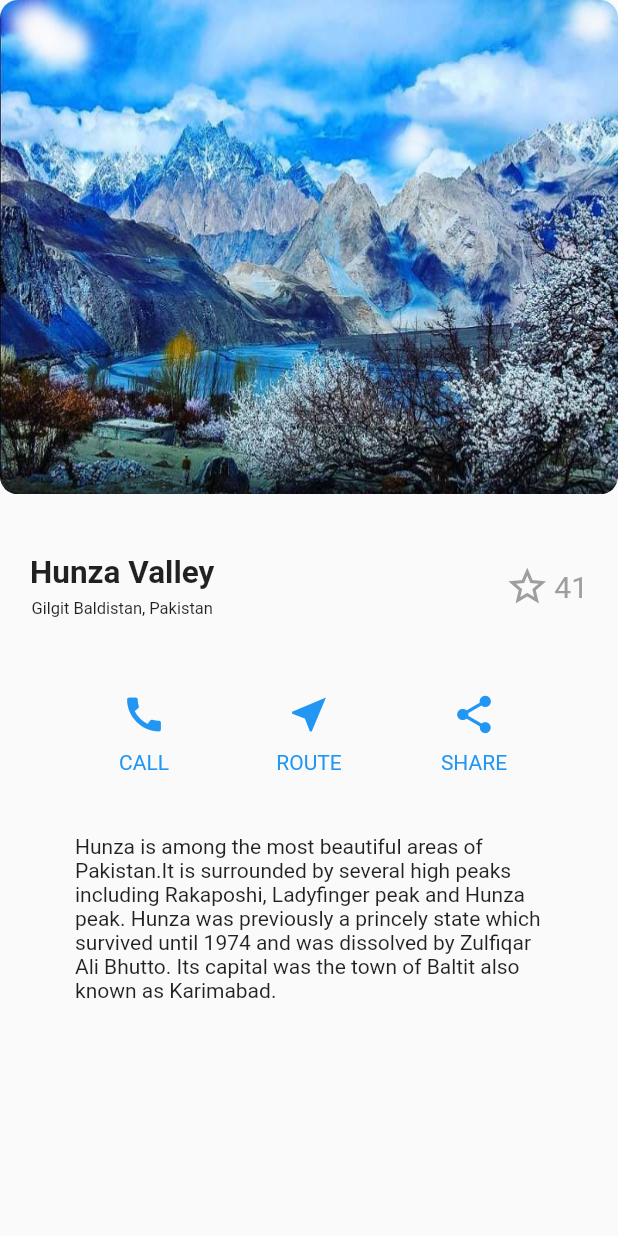
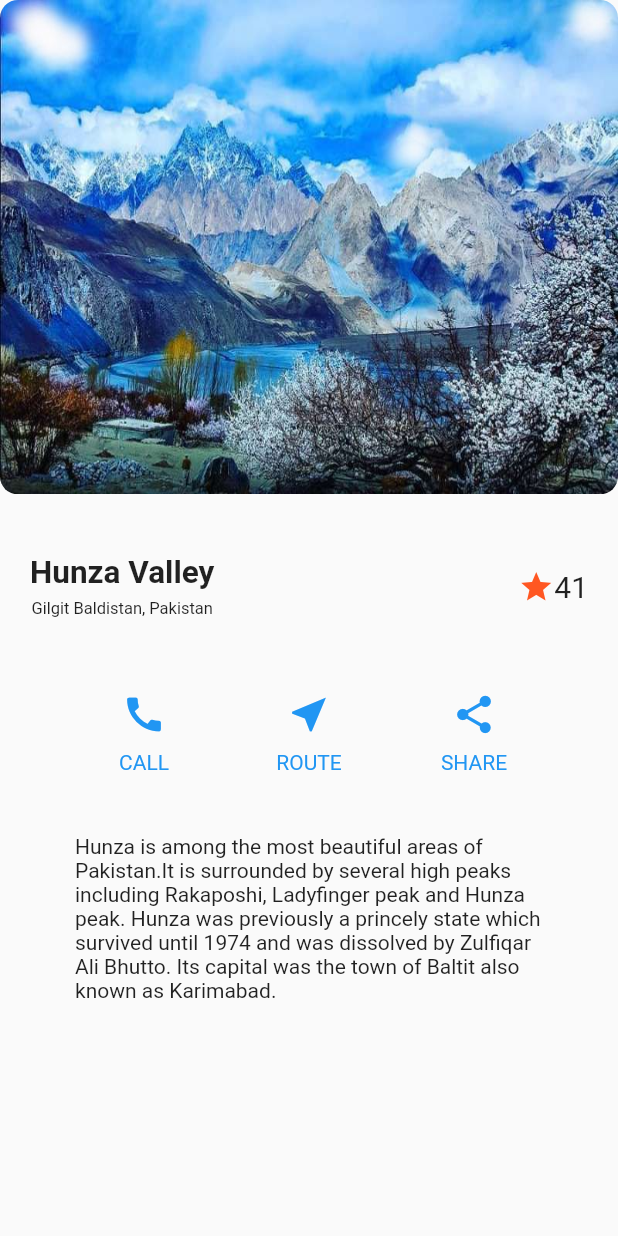
Before and after one commit to MoosaBukhari/fluttertask, a Flutter app: the screen it shows after launch, on a phone screen of 412 x 824 dp. Run offline on Flutter 3.47's test engine with Material 2 defaults, Android fonts, the phone set to English and light mode, and no system bars; drawn by our look-alikes of like_button; Roboto replaces fonts that are missing (STIX_Two_Text).

Commit message:
Revert "Added animation library"

```diff
--- a/lib/like_button.dart
+++ /dev/null
@@ -1,40 +0,0 @@
-import 'package:flutter/material.dart';
-import 'package:like_button/like_button.dart';
-class LikeButtonWidget extends StatefulWidget {
-  const LikeButtonWidget({Key? key}) : super(key: key);
-
-  @override
-  _LikeButtonWidgetState createState() => _LikeButtonWidgetState();
-}
-class _LikeButtonWidgetState extends State<LikeButtonWidget> {
-  bool isLiked = false;
-  int Count = 41;
-  @override
-  Widget build(BuildContext context) {
-    final double size = 30;
-    return Row(
-      children: [
-        LikeButton(
-      size: size,
-      isLiked: isLiked,
-      likeCount: Count,
-      likeBuilder: (isLiked){
-        return Icon(
-          isLiked == false ? Icons.star_border : Icons.star,
-          color: isLiked?
-          Colors.orange :Colors.grey, size: size,);
-      },
-    countBuilder: (count, isLiked, text){
-        final color = isLiked? Colors.orange : Colors.grey;
-      return Text(
-        text,
-        style: TextStyle(
-          color: color,
-          fontSize: 20,
-        ),
-      );
-  },
-    ),],
-    );
-  }
-}
--- a/lib/main.dart
+++ b/lib/main.dart
@@ -1,5 +1,7 @@
+import 'dart:ui';
+
 import 'package:flutter/material.dart';
-import 'package:fluttertask1/like_button.dart';
+
 void main() {
   runApp(MyApp());
 
@@ -13,6 +15,7 @@ class MyApp extends StatelessWidget {
     );
   }
 }
+
 class MyHomePage extends StatefulWidget {
   @override
   _MyHomePageState createState() => _MyHomePageState();
@@ -60,21 +63,20 @@ class _MyHomePageState extends State<MyHomePage> {
                         ),
                     ],
                   ),
-                  // Row(
-                  //   children: [
-                  //     Icon(
-                  //       Icons.star_outlined,
-                  //       color: Colors.deepOrange,
-                  //     ),
-                  //     Text(
-                  //       '41',
-                  //     style: TextStyle(
-                  //       fontSize: 20,
-                  //     ),
-                  //     ),
-                  //   ],
-                  // ),
-                  LikeButtonWidget(),
+                  Row(
+                    children: [
+                      Icon(
+                        Icons.star_outlined,
+                        color: Colors.deepOrange,
+                      ),
+                      Text(
+                        '41',
+                      style: TextStyle(
+                        fontSize: 20,
+                      ),
+                      ),
+                    ],
+                  ),
                 ],
               ),
             ),
--- a/pubspec.yaml
+++ b/pubspec.yaml
@@ -23,8 +23,11 @@ environment:
 dependencies:
   flutter:
     sdk: flutter
+
+
+  # The following adds the Cupertino Icons font to your application.
+  # Use with the CupertinoIcons class for iOS style icons.
   cupertino_icons: ^1.0.2
-  like_button: ^2.0.2
 
 dev_dependencies:
   flutter_test:
```
Also changed, not shown: pubspec.lock.
